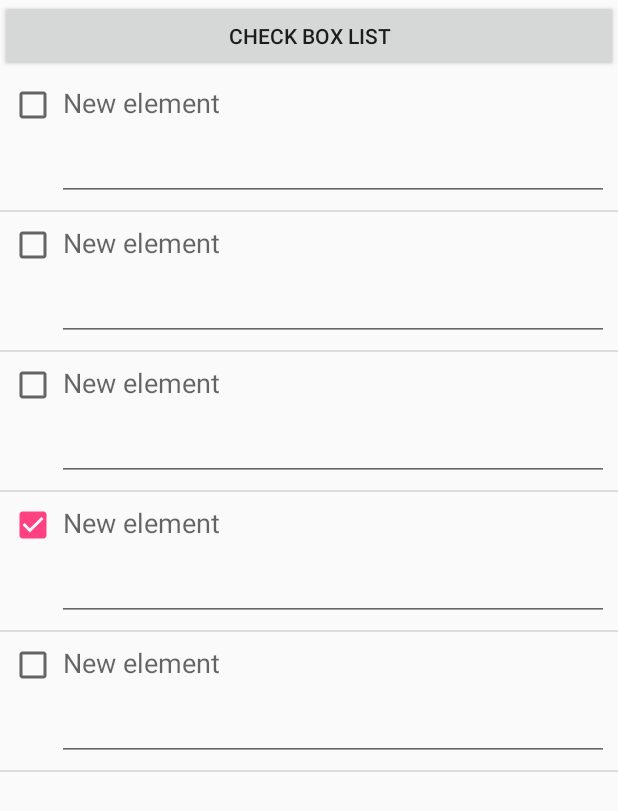
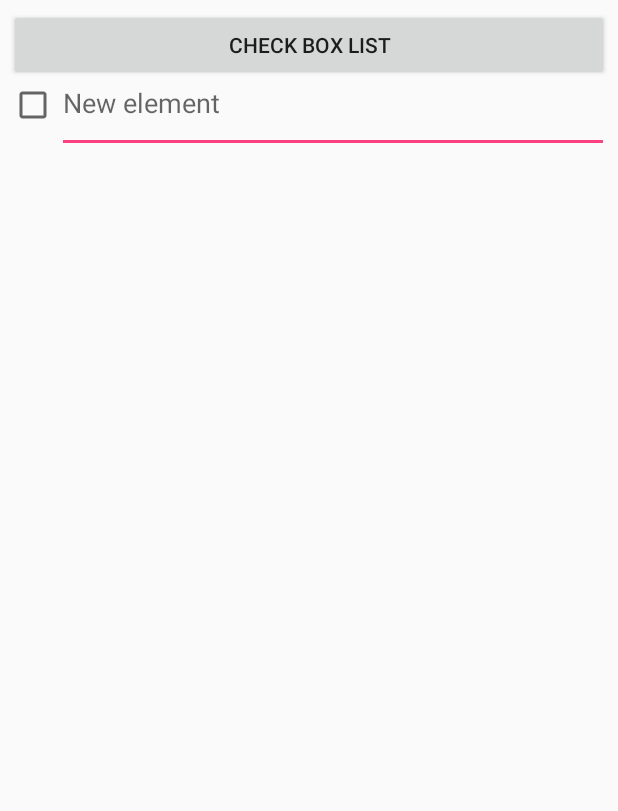
Before and after one commit to ymayou/cozy, an Android app: the NewCheckListActivity screen opened directly, with no data from a screen before it, on a phone screen of 412 x 824 dp. Shown: the top 811 px of the screen. Run offline under Robolectric (Android 15) with nearby library versions, the phone set to English and light mode, and no system bars.

Commit message:
Layout checkbox list

```diff
--- a/app/src/main/java/irc/cpe/cozy/NewCheckListActivity.java
+++ b/app/src/main/java/irc/cpe/cozy/NewCheckListActivity.java
@@ -3,14 +3,10 @@ package irc.cpe.cozy;
 import android.content.Context;
 import android.os.Bundle;
 import android.support.v7.app.AppCompatActivity;
-import android.util.Log;
-import android.view.LayoutInflater;
 import android.view.View;
-import android.view.ViewGroup;
 import android.widget.ArrayAdapter;
 import android.widget.CheckBox;
 import android.widget.EditText;
-import android.widget.ListView;
 
 import java.util.ArrayList;
 
@@ -20,12 +16,12 @@ import irc.cpe.cozy.Model.ListElement;
  * Created by Angèle on 18/12/2015.
  */
 public class NewCheckListActivity extends AppCompatActivity {
-    MyCustomAdapter dataAdapter = null;
+    //MyCustomAdapter dataAdapter = null;
 
     @Override
     public void onCreate(Bundle savedInstanceState) {
         super.onCreate(savedInstanceState);
-        setContentView(R.layout.checklist_main);
+        setContentView(R.layout.list_layout);
 
         //Generate list View from ArrayList
         displayListView();
@@ -52,10 +48,10 @@ public class NewCheckListActivity extends AppCompatActivity {
         //liste.get(1).setName("BlaBla");
 
         //create an ArrayAdaptar from the String Array
-        dataAdapter = new MyCustomAdapter(this, R.layout.list_layout, liste);
-        final ListView listView = (ListView) findViewById(R.id.listView1);
+        //dataAdapter = new MyCustomAdapter(this, R.layout.list_layout, liste);
+        //final ListView listView = (ListView) findViewById(R.id.listView1);
         // Assign adapter to ListView
-        listView.setAdapter(dataAdapter);
+        //listView.setAdapter(dataAdapter);
 
 
         //EditText textElement =(EditText)findViewById(R.id.textElement);
@@ -103,7 +99,7 @@ public class NewCheckListActivity extends AppCompatActivity {
             CheckBox name;
         }
 
-        @Override
+        /*@Override
         public View getView(int position, View convertView, ViewGroup parent) {
 
             ViewHolder holder = null;
@@ -127,7 +123,7 @@ public class NewCheckListActivity extends AppCompatActivity {
             holder.name.setTag(element);
 
             return convertView;
-        }
+        }*/
     }
 
     public void onCheckboxClicked(View view) {
--- a/app/src/main/res/layout/list_layout.xml
+++ b/app/src/main/res/layout/list_layout.xml
@@ -1,15 +1,21 @@
 <?xml version="1.0" encoding="utf-8"?>
 <RelativeLayout xmlns:android="http://schemas.android.com/apk/res/android"
     android:layout_width="fill_parent"
-    android:layout_height="wrap_content"
+    android:layout_height="match_parent"
     android:orientation="vertical"
     android:padding="6dip" >
+
+    <Button
+        android:id="@+id/findSelected"
+        android:layout_width="match_parent"
+        android:layout_height="wrap_content"
+        android:text="Check box list" />
 
     <CheckBox
         android:id="@+id/checkBox1"
         android:layout_width="wrap_content"
         android:layout_height="wrap_content"
-        android:layout_alignParentLeft="true"
+        android:layout_below="@+id/findSelected"
         android:onClick="onCheckboxClicked" />
 
     <EditText
@@ -17,10 +23,11 @@
         android:layout_width="fill_parent"
         android:layout_height="wrap_content"
         android:layout_alignBaseline="@+id/checkBox1"
-        android:layout_alignBottom="@+id/checkBox1"
+        android:layout_centerHorizontal="@+id/checkBox1"
         android:layout_toRightOf="@+id/checkBox1"
+        android:layout_below="@+id/findSelected"
         android:hint="New element"
         android:inputType="textMultiLine"
-        android:lines="5" />
+        android:lines="2" />
 
 </RelativeLayout>
```
